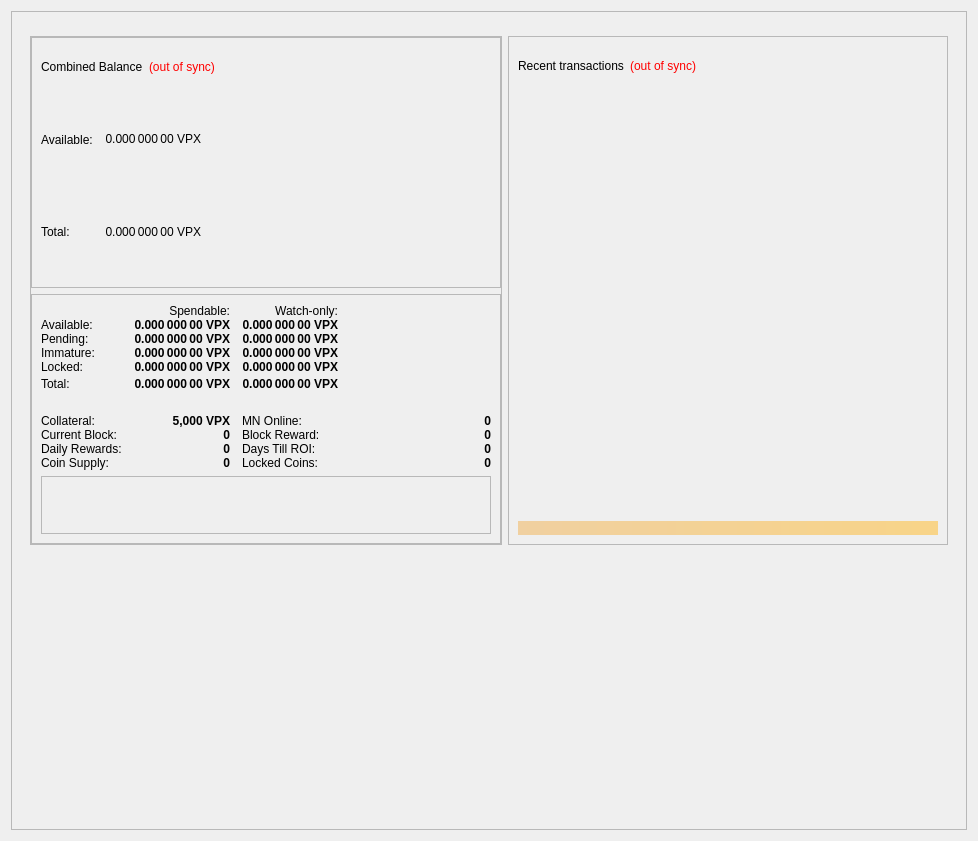
netw0rkgh0st/AltCoin, file src/qt/forms/overviewpage.ui: the form before one commit.
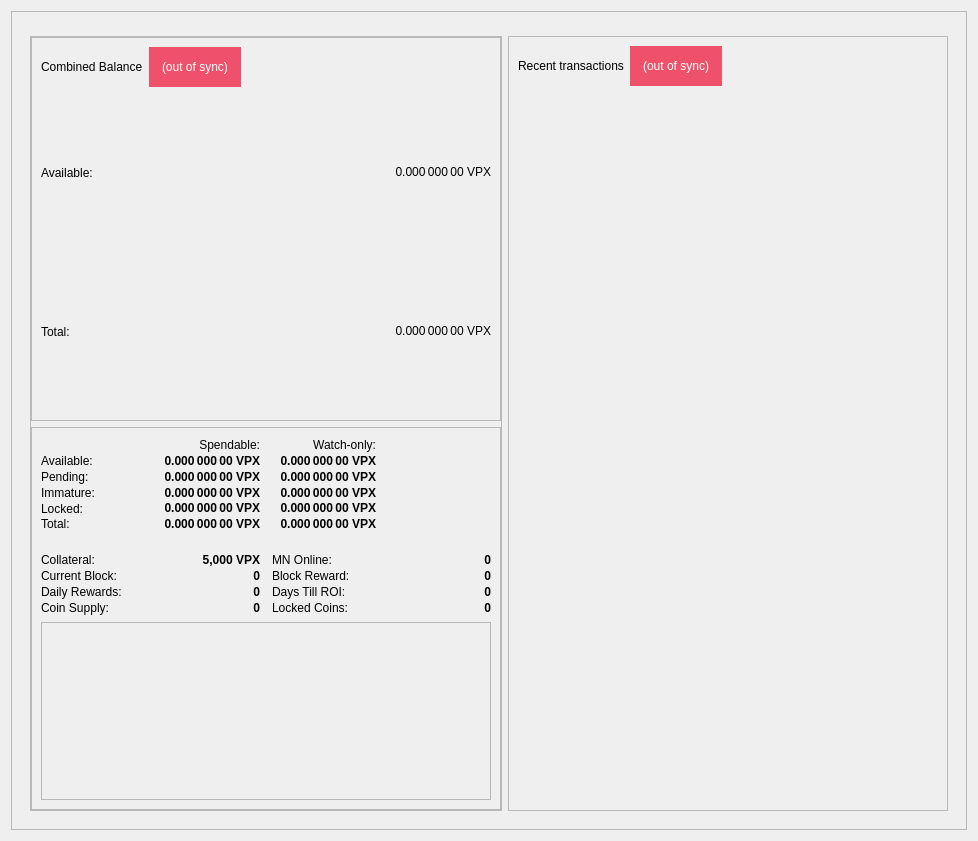
The form after the commit.

```diff
--- a/src/qt/forms/overviewpage.ui
+++ b/src/qt/forms/overviewpage.ui
@@ -157,7 +157,7 @@
                       <string>The displayed information may be out of date. Your wallet automatically synchronizes with the Privix network after a connection is established, but this process has not completed yet.</string>
                      </property>
                      <property name="styleSheet">
-                      <string notr="true">QLabel { color: red; }</string>
+                      <string notr="true">QLabel { background-color: #ef516a; color:#fff; padding:3px 10px; }</string>
                      </property>
                      <property name="text">
                       <string notr="true">(out of sync)</string>
@@ -254,19 +254,6 @@
                      </property>
                     </widget>
                    </item>
-                   <item row="2" column="3">
-                    <spacer name="horizontalSpacer_2">
-                     <property name="orientation">
-                      <enum>Qt::Horizontal</enum>
-                     </property>
-                     <property name="sizeHint" stdset="0">
-                      <size>
-                       <width>40</width>
-                       <height>0</height>
-                      </size>
-                     </property>
-                    </spacer>
-                   </item>
                   </layout>
                  </item>
                 </layout>
@@ -289,19 +276,6 @@
                    <property name="verticalSpacing">
                     <number>0</number>
                    </property>
-                   <item row="5" column="3">
-                    <spacer name="horizontalSpacer_9">
-                     <property name="orientation">
-                      <enum>Qt::Horizontal</enum>
-                     </property>
-                     <property name="sizeHint" stdset="0">
-                      <size>
-                       <width>40</width>
-                       <height>20</height>
-                      </size>
-                     </property>
-                    </spacer>
-                   </item>
                    <item row="5" column="1">
                     <widget class="QLabel" name="labelTotal">
                      <property name="font">
@@ -920,7 +894,7 @@
              </property>
              <property name="maximumSize">
               <size>
-               <width>550</width>
+               <width>16777215</width>
                <height>16777215</height>
               </size>
              </property>
@@ -961,7 +935,7 @@
                    <string>The displayed information may be out of date. Your wallet automatically synchronizes with the Privix network after a connection is established, but this process has not completed yet.</string>
                   </property>
                   <property name="styleSheet">
-                   <string notr="true">QLabel { color: red; }</string>
+                   <string notr="true">QLabel { background-color: #ef516a; color:#fff; padding:3px 10px; }</string>
                   </property>
                   <property name="text">
                    <string notr="true">(out of sync)</string>
@@ -1020,7 +994,7 @@
                  </size>
                 </property>
                 <property name="styleSheet">
-                 <string notr="true">background-color: qlineargradient(x1: 0, y1: 0, x2: 1, y2: 0, stop:0 #F0D0A0, stop:1 #F8D488); color:#000000;</string>
+                 <string notr="true"> </string>
                 </property>
                 <property name="text">
                  <string/>
@@ -1040,29 +1014,7 @@
          </item>
         </layout>
        </widget>
-      </item>
-      <item row="2" column="0">
-       <widget class="QLabel" name="exchangeFrame">
-        <property name="minimumSize">
-         <size>
-          <width>0</width>
-          <height>260</height>
-         </size>
-        </property>
-        <property name="maximumSize">
-         <size>
-          <width>16777215</width>
-          <height>260</height>
-         </size>
-        </property>
-        <property name="text">
-         <string/>
-        </property>
-        <property name="alignment">
-         <set>Qt::AlignRight|Qt::AlignTrailing|Qt::AlignVCenter</set>
-        </property>
-       </widget>
-      </item>
+      </item> 
      </layout>
     </widget>
    </item>
```
Left out of the diff: 1 changed line with no effect on the pictures.
